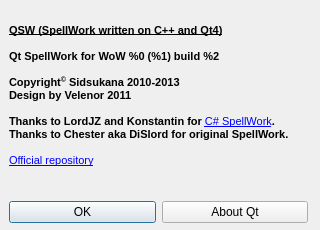
This is QSW/about.ui in sidsukana/QSpellWork as Qt 5 draws it before an edit. The edited form follows.
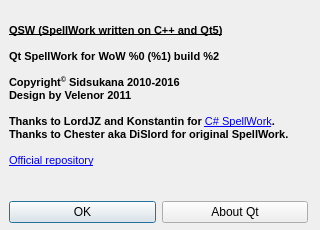
This is the edited form. Icons and pictures are not drawn.

```diff
--- a/QSW/about.ui
+++ b/QSW/about.ui
@@ -49,11 +49,11 @@
 &lt;html&gt;&lt;head&gt;&lt;meta name=&quot;qrichtext&quot; content=&quot;1&quot; /&gt;&lt;style type=&quot;text/css&quot;&gt;
 p, li { white-space: pre-wrap; }
 &lt;/style&gt;&lt;/head&gt;&lt;body style=&quot; font-family:'MS Shell Dlg 2'; font-size:8pt; font-weight:400; font-style:normal;&quot;&gt;
-&lt;p style=&quot; margin-top:0px; margin-bottom:0px; margin-left:0px; margin-right:0px; -qt-block-indent:0; text-indent:0px;&quot;&gt;&lt;span style=&quot; font-weight:600; text-decoration: underline;&quot;&gt;QSW (SpellWork written on C++ and Qt4)&lt;/span&gt;&lt;/p&gt;
+&lt;p style=&quot; margin-top:0px; margin-bottom:0px; margin-left:0px; margin-right:0px; -qt-block-indent:0; text-indent:0px;&quot;&gt;&lt;span style=&quot; font-weight:600; text-decoration: underline;&quot;&gt;QSW (SpellWork written on C++ and Qt5)&lt;/span&gt;&lt;/p&gt;
 &lt;p style=&quot;-qt-paragraph-type:empty; margin-top:0px; margin-bottom:0px; margin-left:0px; margin-right:0px; -qt-block-indent:0; text-indent:0px; font-weight:600;&quot;&gt;&lt;br /&gt;&lt;/p&gt;
 &lt;p style=&quot; margin-top:0px; margin-bottom:0px; margin-left:0px; margin-right:0px; -qt-block-indent:0; text-indent:0px;&quot;&gt;&lt;span style=&quot; font-weight:600;&quot;&gt;Qt SpellWork for WoW %0 (%1) build %2&lt;/span&gt;&lt;/p&gt;
 &lt;p style=&quot;-qt-paragraph-type:empty; margin-top:0px; margin-bottom:0px; margin-left:0px; margin-right:0px; -qt-block-indent:0; text-indent:0px; font-weight:600;&quot;&gt;&lt;br /&gt;&lt;/p&gt;
-&lt;p style=&quot; margin-top:0px; margin-bottom:0px; margin-left:0px; margin-right:0px; -qt-block-indent:0; text-indent:0px;&quot;&gt;&lt;span style=&quot; font-weight:600;&quot;&gt;Copyright&lt;/span&gt;&lt;span style=&quot; font-weight:600; vertical-align:super;&quot;&gt;©&lt;/span&gt;&lt;span style=&quot; font-weight:600;&quot;&gt; Sidsukana 2010-2013&lt;/span&gt;&lt;/p&gt;
+&lt;p style=&quot; margin-top:0px; margin-bottom:0px; margin-left:0px; margin-right:0px; -qt-block-indent:0; text-indent:0px;&quot;&gt;&lt;span style=&quot; font-weight:600;&quot;&gt;Copyright&lt;/span&gt;&lt;span style=&quot; font-weight:600; vertical-align:super;&quot;&gt;©&lt;/span&gt;&lt;span style=&quot; font-weight:600;&quot;&gt; Sidsukana 2010-2016&lt;/span&gt;&lt;/p&gt;
 &lt;p style=&quot; margin-top:0px; margin-bottom:0px; margin-left:0px; margin-right:0px; -qt-block-indent:0; text-indent:0px;&quot;&gt;&lt;span style=&quot; font-weight:600;&quot;&gt;Design by Velenor 2011&lt;/span&gt;&lt;/p&gt;
 &lt;p style=&quot;-qt-paragraph-type:empty; margin-top:0px; margin-bottom:0px; margin-left:0px; margin-right:0px; -qt-block-indent:0; text-indent:0px; font-weight:600;&quot;&gt;&lt;br /&gt;&lt;/p&gt;
 &lt;p style=&quot; margin-top:0px; margin-bottom:0px; margin-left:0px; margin-right:0px; -qt-block-indent:0; text-indent:0px;&quot;&gt;&lt;span style=&quot; font-weight:600;&quot;&gt;Thanks to LordJZ and Konstantin for &lt;/span&gt;&lt;a href=&quot;http://github.com/LordJZ/spellwork_cs&quot;&gt;&lt;span style=&quot; text-decoration: underline; color:#0000ff;&quot;&gt;C# SpellWork&lt;/span&gt;&lt;/a&gt;&lt;span style=&quot; font-weight:600;&quot;&gt;.&lt;/span&gt;&lt;/p&gt;
```
